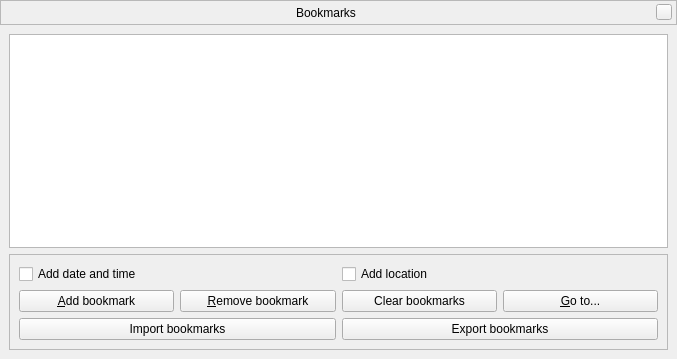
Before: the Qt Designer form src/gui/bookmarksDialog.ui in 519984307/stellarium_src, drawn with Qt 5.
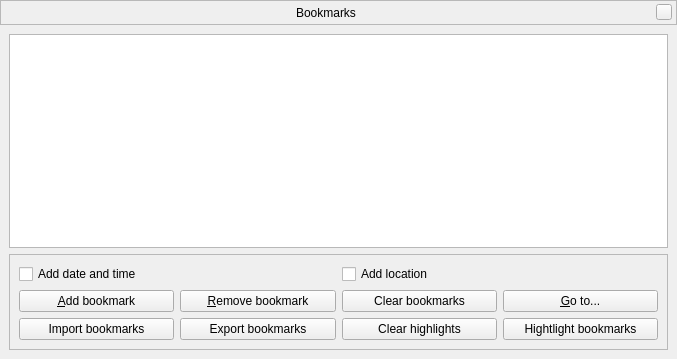
After: the same form once the commit is applied. Custom widgets are drawn as their Qt base class.

Commit message: Added highlights support (see Bookmarks tool)

Patch:
```diff
--- a/src/gui/bookmarksDialog.ui
+++ b/src/gui/bookmarksDialog.ui
@@ -217,6 +217,20 @@
              </property>
             </widget>
            </item>
+           <item>
+            <widget class="QPushButton" name="clearHighlightsButton">
+             <property name="text">
+              <string>Clear highlights</string>
+             </property>
+            </widget>
+           </item>
+           <item>
+            <widget class="QPushButton" name="highlightBookmarksButton">
+             <property name="text">
+              <string>Hightlight bookmarks</string>
+             </property>
+            </widget>
+           </item>
           </layout>
          </item>
         </layout>
```
The commit also changes 4 other files.
